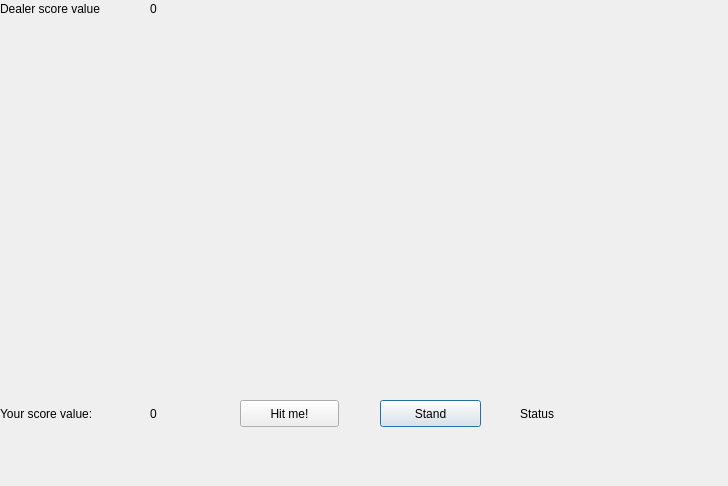
The window that poker.ui (Oja95/CardGames) describes before a commit, drawn with Qt 5.
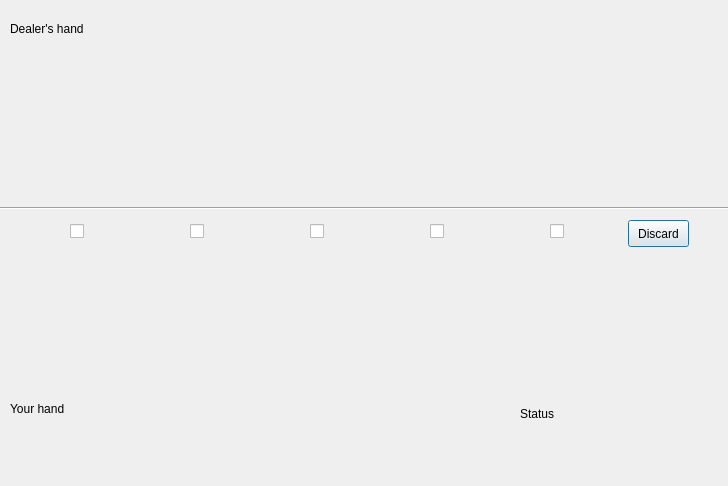
The same window after the commit.

Commit message: Implement poker card switching

Patch:
```diff
--- a/poker.ui
+++ b/poker.ui
@@ -26,19 +26,6 @@
     <string/>
    </property>
   </widget>
-  <widget class="QLabel" name="label_13">
-   <property name="geometry">
-    <rect>
-     <x>0</x>
-     <y>0</y>
-     <width>141</width>
-     <height>17</height>
-    </rect>
-   </property>
-   <property name="text">
-    <string>Dealer score value</string>
-   </property>
-  </widget>
   <widget class="QLabel" name="label_15">
    <property name="geometry">
     <rect>
@@ -91,19 +78,6 @@
     <string/>
    </property>
   </widget>
-  <widget class="QPushButton" name="pushButton_2">
-   <property name="geometry">
-    <rect>
-     <x>380</x>
-     <y>400</y>
-     <width>101</width>
-     <height>27</height>
-    </rect>
-   </property>
-   <property name="text">
-    <string>Stand</string>
-   </property>
-  </widget>
   <widget class="QLabel" name="label_5">
    <property name="geometry">
     <rect>
@@ -117,32 +91,6 @@
     <string/>
    </property>
   </widget>
-  <widget class="QLabel" name="label_12">
-   <property name="geometry">
-    <rect>
-     <x>150</x>
-     <y>400</y>
-     <width>50</width>
-     <height>27</height>
-    </rect>
-   </property>
-   <property name="text">
-    <string>0</string>
-   </property>
-  </widget>
-  <widget class="QPushButton" name="pushButton">
-   <property name="geometry">
-    <rect>
-     <x>240</x>
-     <y>400</y>
-     <width>99</width>
-     <height>27</height>
-    </rect>
-   </property>
-   <property name="text">
-    <string>Hit me!</string>
-   </property>
-  </widget>
   <widget class="QLabel" name="label_2">
    <property name="geometry">
     <rect>
@@ -169,19 +117,6 @@
     <string/>
    </property>
   </widget>
-  <widget class="QLabel" name="label_11">
-   <property name="geometry">
-    <rect>
-     <x>0</x>
-     <y>400</y>
-     <width>121</width>
-     <height>27</height>
-    </rect>
-   </property>
-   <property name="text">
-    <string>Your score value: </string>
-   </property>
-  </widget>
   <widget class="QLabel" name="label">
    <property name="geometry">
     <rect>
@@ -208,19 +143,6 @@
     <string/>
    </property>
   </widget>
-  <widget class="QLabel" name="label_14">
-   <property name="geometry">
-    <rect>
-     <x>150</x>
-     <y>0</y>
-     <width>67</width>
-     <height>17</height>
-    </rect>
-   </property>
-   <property name="text">
-    <string>0</string>
-   </property>
-  </widget>
   <widget class="QLabel" name="label_3">
    <property name="geometry">
     <rect>
@@ -234,6 +156,123 @@
     <string/>
    </property>
   </widget>
+  <widget class="QCheckBox" name="checkBox">
+   <property name="geometry">
+    <rect>
+     <x>70</x>
+     <y>220</y>
+     <width>21</width>
+     <height>22</height>
+    </rect>
+   </property>
+   <property name="text">
+    <string/>
+   </property>
+  </widget>
+  <widget class="QCheckBox" name="checkBox_2">
+   <property name="geometry">
+    <rect>
+     <x>190</x>
+     <y>220</y>
+     <width>21</width>
+     <height>22</height>
+    </rect>
+   </property>
+   <property name="text">
+    <string/>
+   </property>
+  </widget>
+  <widget class="QCheckBox" name="checkBox_3">
+   <property name="geometry">
+    <rect>
+     <x>310</x>
+     <y>220</y>
+     <width>21</width>
+     <height>22</height>
+    </rect>
+   </property>
+   <property name="text">
+    <string/>
+   </property>
+  </widget>
+  <widget class="QCheckBox" name="checkBox_4">
+   <property name="geometry">
+    <rect>
+     <x>430</x>
+     <y>220</y>
+     <width>21</width>
+     <height>22</height>
+    </rect>
+   </property>
+   <property name="text">
+    <string/>
+   </property>
+  </widget>
+  <widget class="QCheckBox" name="checkBox_5">
+   <property name="geometry">
+    <rect>
+     <x>550</x>
+     <y>220</y>
+     <width>21</width>
+     <height>22</height>
+    </rect>
+   </property>
+   <property name="text">
+    <string/>
+   </property>
+  </widget>
+  <widget class="QPushButton" name="pushButton">
+   <property name="geometry">
+    <rect>
+     <x>628</x>
+     <y>220</y>
+     <width>61</width>
+     <height>27</height>
+    </rect>
+   </property>
+   <property name="text">
+    <string>Discard</string>
+   </property>
+  </widget>
+  <widget class="Line" name="line">
+   <property name="geometry">
+    <rect>
+     <x>0</x>
+     <y>200</y>
+     <width>791</width>
+     <height>16</height>
+    </rect>
+   </property>
+   <property name="orientation">
+    <enum>Qt::Horizontal</enum>
+   </property>
+  </widget>
+  <widget class="QLabel" name="label_11">
+   <property name="geometry">
+    <rect>
+     <x>10</x>
+     <y>20</y>
+     <width>101</width>
+     <height>17</height>
+    </rect>
+   </property>
+   <property name="text">
+    <string>Dealer's hand</string>
+   </property>
+  </widget>
+  <widget class="QLabel" name="label_12">
+   <property name="geometry">
+    <rect>
+     <x>10</x>
+     <y>400</y>
+     <width>81</width>
+     <height>17</height>
+    </rect>
+   </property>
+   <property name="text">
+    <string>Your hand</string>
+   </property>
+  </widget>
  </widget>
  <resources/>
  <connections/>
```
The commit also changes 5 other files.
